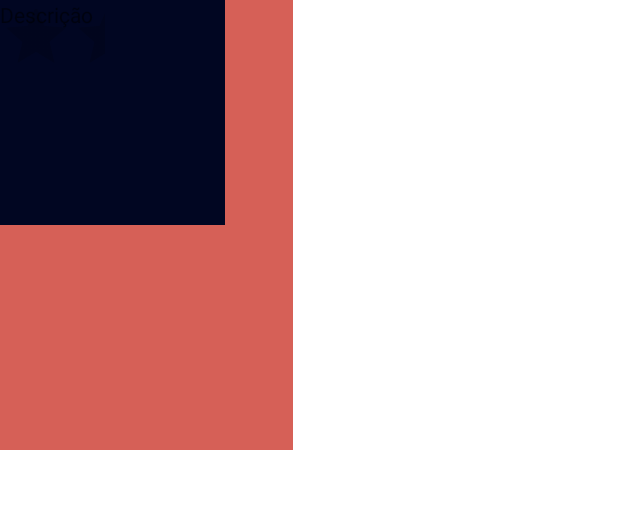
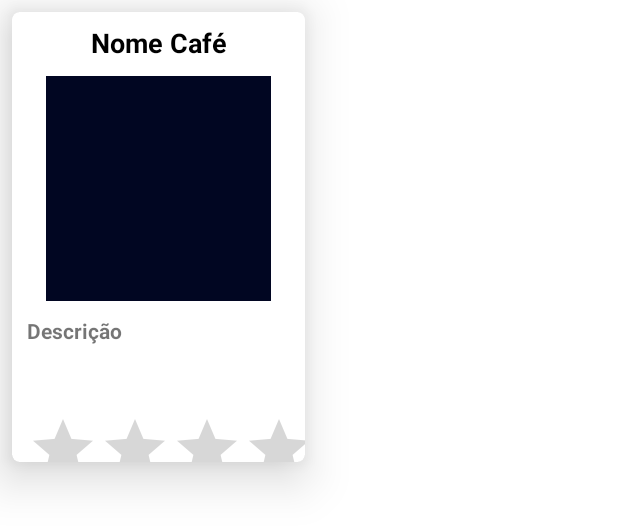
Before and after one commit to Leticiavvs13/GingerBread, an Android app: the layout modelo_item.xml on its own in the app's theme, with its tools: preview values and no code run, on a phone screen of 412 x 824 dp. Shown: the top 527 px of the screen. Run offline under Robolectric (Android 15) with nearby library versions, the phone set to English and light mode, and no system bars; plain views replace MaterialRatingBar.

Commit message:
modelo produto

```diff
--- a/app/src/main/res/layout/modelo_item.xml
+++ b/app/src/main/res/layout/modelo_item.xml
@@ -1,41 +1,81 @@
 <?xml version="1.0" encoding="utf-8"?>
-<RelativeLayout xmlns:android="http://schemas.android.com/apk/res/android"
-    android:orientation="vertical"
+
+
+<androidx.cardview.widget.CardView xmlns:android="http://schemas.android.com/apk/res/android"
+    xmlns:app="http://schemas.android.com/apk/res-auto"
+    android:id="@+id/idModelo"
+    app:cardElevation="20dp"
+    app:cardCornerRadius="5dp"
     android:layout_width="195dp"
-    android:background="#D66057"
-    android:layout_height="300dp">
+    android:layout_height="300dp"
+    android:layout_margin="8dp">
+
+    <RelativeLayout
+        android:layout_width="match_parent"
+        android:layout_height="match_parent">
+
 
         <TextView
             android:id="@+id/txtNome"
-        android:layout_width="wrap_content"
+            android:layout_width="match_parent"
             android:layout_height="wrap_content"
-        android:text="Nome Café"/>
+            android:layout_below="@id/idModelo"
+            android:layout_marginTop="8dp"
+            android:gravity="center_horizontal"
+            android:text="Nome Café"
+            android:textColor="@color/black"
+            android:textSize="18sp"
+            android:textStyle="bold" />
 
         <ImageView
             android:id="@+id/imgComida"
-        android:background="#010622"
             android:layout_width="150dp"
-        android:layout_height="150dp"/>
+            android:layout_height="150dp"
+            android:layout_below="@id/txtNome"
+            android:layout_centerInParent="true"
+            android:layout_marginTop="10dp"
+            android:background="#010622" />
 
         <TextView
             android:id="@+id/txtDescricao"
             android:layout_width="wrap_content"
             android:layout_height="wrap_content"
+            android:layout_below="@id/imgComida"
+            android:layout_marginLeft="10dp"
+            android:layout_marginTop="10dp"
             android:text="Descrição"
-        />
+            android:textStyle="bold" />
 
         <me.zhanghai.android.materialratingbar.MaterialRatingBar
             android:id="@+id/RatingBar"
-        android:layout_width="70dp"
-        android:layout_height="70dp"/>
+            style="@style/Widget.MaterialRatingBar.RatingBar.Small"
+            android:layout_width="wrap_content"
+            android:layout_height="wrap_content"
+            android:layout_below="@+id/txtDescricao"
+            android:layout_marginLeft="10dp"
+            android:layout_marginTop="45dp" />
 
         <ImageView
             android:id="@+id/imgFavorite"
             android:layout_width="wrap_content"
-        android:layout_height="wrap_content"/>
+            android:layout_height="wrap_content"
+            android:layout_below="@+id/txtDescricao"
+            android:layout_marginLeft="50dp"
+            android:layout_marginTop="45dp"
+            android:layout_toRightOf="@+id/RatingBar"
+            android:src="@drawable/ic_baseline_favorite" />
 
         <ImageView
+
             android:id="@+id/imgShare"
             android:layout_width="wrap_content"
-        android:layout_height="wrap_content"/>
+            android:layout_height="wrap_content"
+            android:layout_below="@+id/txtDescricao"
+            android:layout_marginTop="45dp"
+            android:layout_toRightOf="@+id/imgFavorite"
+            android:src="@drawable/ic_baseline_share" />
+
     </RelativeLayout>
+
+
+</androidx.cardview.widget.CardView>
```
Lines whose indentation alone changed are shown as unchanged.
